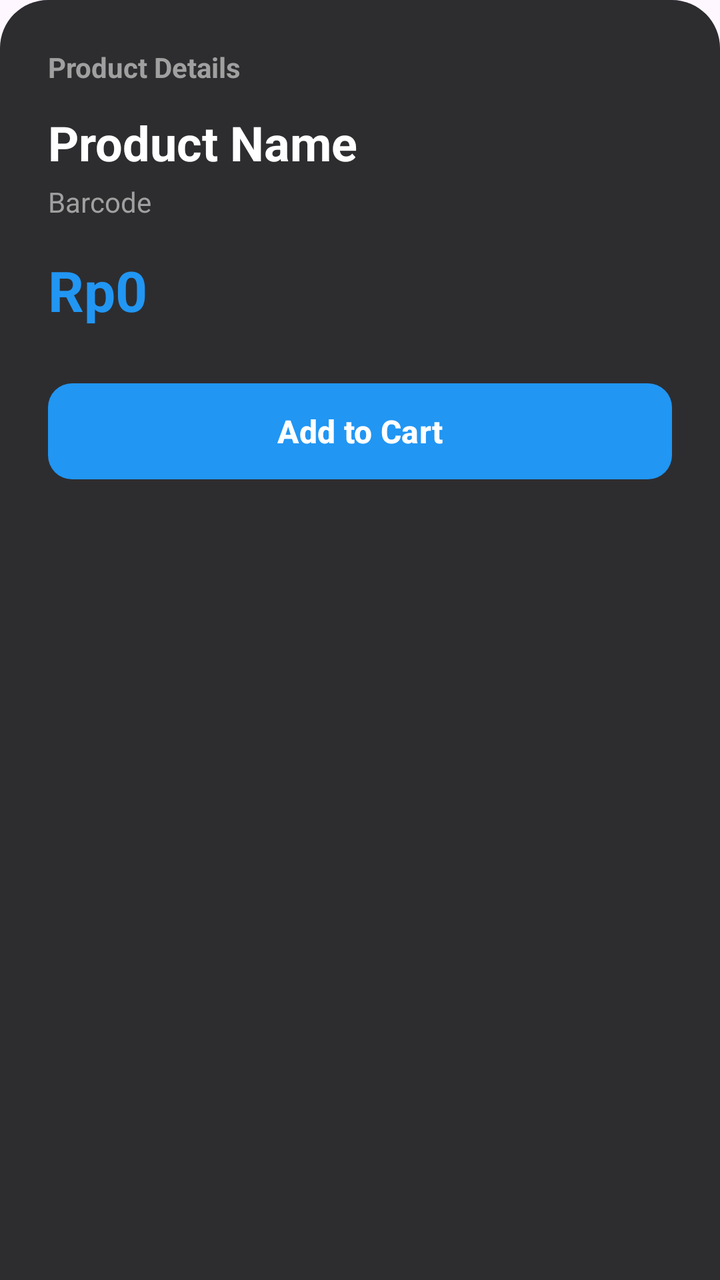
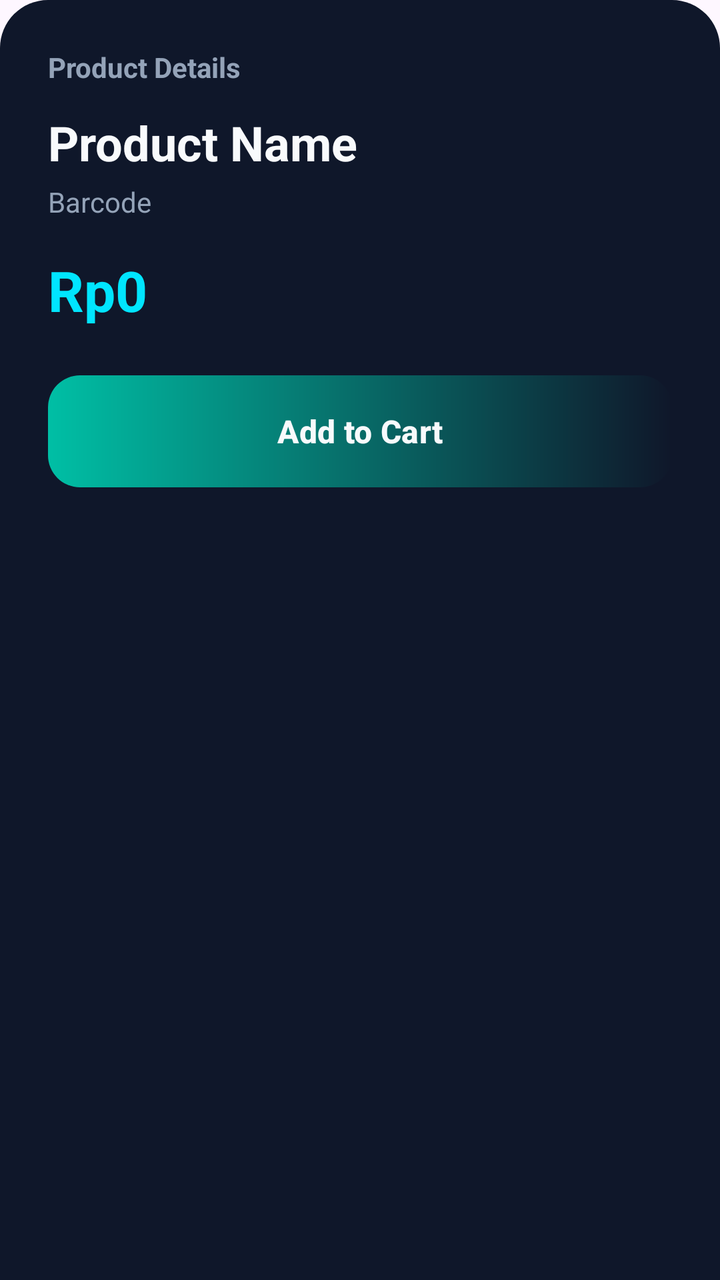

The first picture is an Android layout as it rendered before a commit; the second is the same layout after the commit. The layout source and the unified diff follow.
<!-- AndroidManifest.xml: application theme Theme.Material3.DayNight.NoActionBar -->
<!-- res/layout/bottom_sheet_product.xml -->
<?xml version="1.0" encoding="utf-8"?>
<LinearLayout xmlns:android="http://schemas.android.com/apk/res/android"
    xmlns:app="http://schemas.android.com/apk/res-auto"
    android:layout_width="match_parent"
    android:layout_height="wrap_content"
    android:background="@drawable/bg_bottom_sheet"
    android:orientation="vertical"
    android:paddingStart="24dp"
    android:paddingTop="24dp"
    android:paddingEnd="24dp"
    android:paddingBottom="32dp">

    <TextView
        android:id="@+id/sheetTitleTextView"
        android:layout_width="wrap_content"
        android:layout_height="wrap_content"
        android:text="Product Details"
        android:textColor="@color/text_secondary"
        android:textSize="14sp"
        android:textStyle="bold" />

    <TextView
        android:id="@+id/productNameTextView"
        android:layout_width="match_parent"
        android:layout_height="wrap_content"
        android:layout_marginTop="12dp"
        android:text="Product Name"
        android:textColor="@color/text_primary"
        android:textSize="24sp"
        android:textStyle="bold" />

    <TextView
        android:id="@+id/barcodeTextView"
        android:layout_width="match_parent"
        android:layout_height="wrap_content"
        android:layout_marginTop="4dp"
        android:text="Barcode"
        android:textColor="@color/text_secondary"
        android:textSize="14sp" />

    <TextView
        android:id="@+id/priceTextView"
        android:layout_width="match_parent"
        android:layout_height="wrap_content"
        android:layout_marginTop="16dp"
        android:text="Rp0"
        android:textColor="@color/scanner_blue"
        android:textSize="28sp"
        android:textStyle="bold" />

    <com.google.android.material.button.MaterialButton
        android:id="@+id/addToCartButton"
        android:layout_width="match_parent"
        android:layout_height="56dp"
        android:layout_marginTop="24dp"
        android:text="Add to Cart"
        android:textColor="#FFFFFF"
        android:textSize="16sp"
        android:textStyle="bold"
        app:backgroundTint="@color/scanner_blue"
        app:cornerRadius="12dp" />

</LinearLayout>
<!-- resources referenced by this layout -->
<resources>
  <color name="scanner_blue">#2196F3</color>
  <color name="text_primary">#FFFFFF</color>
  <color name="text_secondary">#A0A0A0</color>
  <!-- drawable bg_bottom_sheet (drawable) -->
  <?xml version="1.0" encoding="utf-8"?>
  <shape xmlns:android="http://schemas.android.com/apk/res/android"
      android:shape="rectangle">
      <corners
          android:topLeftRadius="24dp"
          android:topRightRadius="24dp" />
      <solid android:color="@color/bg_sheet" />
  </shape>
  <color name="bg_sheet">#2D2D30</color>
</resources>

<!-- the commit's change to res/layout/bottom_sheet_product.xml (unified diff, before → after) -->
@@ -4,6 +4,7 @@
     android:layout_width="match_parent"
     android:layout_height="wrap_content"
     android:background="@drawable/bg_bottom_sheet"
+    android:backgroundTint="@color/bg_sheet"
     android:orientation="vertical"
     android:paddingStart="24dp"
     android:paddingTop="24dp"
@@ -44,7 +45,7 @@
         android:layout_height="wrap_content"
         android:layout_marginTop="16dp"
         android:text="Rp0"
-        android:textColor="@color/scanner_blue"
+        android:textColor="@color/text_price"
         android:textSize="28sp"
         android:textStyle="bold" />
 
@@ -53,11 +54,11 @@
         android:layout_width="match_parent"
         android:layout_height="56dp"
         android:layout_marginTop="24dp"
+        android:background="@drawable/button_gradient"
         android:text="Add to Cart"
-        android:textColor="#FFFFFF"
+        android:textColor="@color/text_primary"
         android:textSize="16sp"
         android:textStyle="bold"
-        app:backgroundTint="@color/scanner_blue"
-        app:cornerRadius="12dp" />
+        app:backgroundTint="@null" />
 
 </LinearLayout>
<!-- resource entries referenced after the edit -->
@@ -1,8 +1,7 @@
 <!-- resources referenced by this layout -->
 <resources>
-  <color name="scanner_blue">#2196F3</color>
-  <color name="text_primary">#FFFFFF</color>
-  <color name="text_secondary">#A0A0A0</color>
+  <color name="text_primary">#F8FAFC</color>
+  <color name="text_secondary">#94A3B8</color>
   <!-- drawable bg_bottom_sheet (drawable) -->
   <?xml version="1.0" encoding="utf-8"?>
   <shape xmlns:android="http://schemas.android.com/apk/res/android"
@@ -12,6 +11,18 @@
           android:topRightRadius="24dp" />
       <solid android:color="@color/bg_sheet" />
   </shape>
-  <color name="bg_sheet">#2D2D30</color>
+  <!-- drawable button_gradient (drawable) -->
+  <?xml version="1.0" encoding="utf-8"?>
+  <shape xmlns:android="http://schemas.android.com/apk/res/android" android:shape="rectangle">
+      <gradient
+          android:startColor="@color/dw_teal_dark"
+          android:endColor="@color/dw_dark_blue"
+          android:angle="0" />
+      <corners android:radius="16dp" />
+  </shape>
+  <color name="dw_teal_dark">#00BFA5</color>
+  <color name="dw_dark_blue">#0F172A</color>
+  <color name="bg_sheet">#0F172A</color>
+  <color name="text_price">#00E5FF</color>
 </resources>
 
